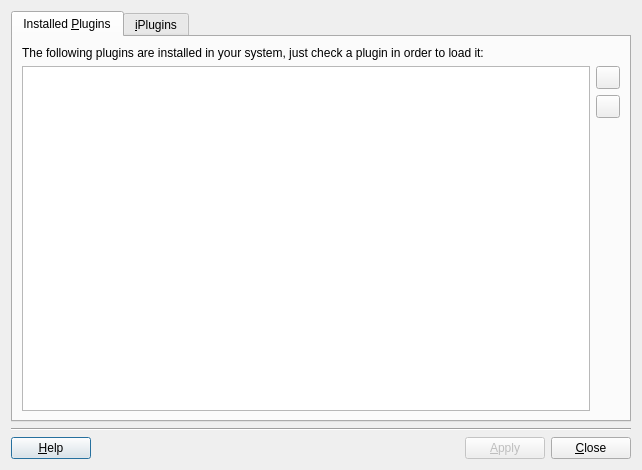
First picture: the form in src/terralib/qt/widgets/plugin/manager/ui/PluginManagerDialogForm.ui, repository claudiobogossian/terralib5, before the edit.
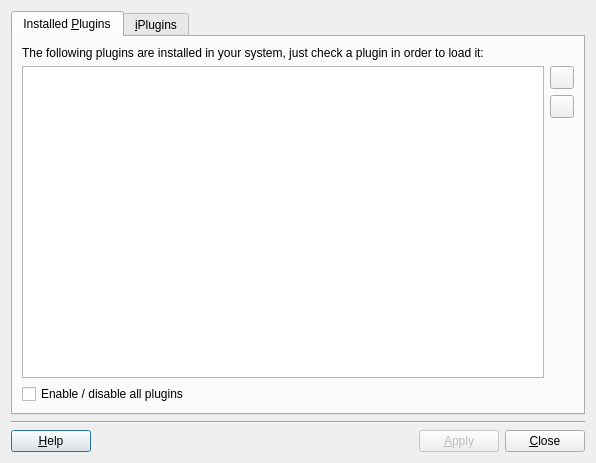
Second picture: the form after the edit.

Commit message: Select/deselect all plugins.

```diff
--- a/src/terralib/qt/widgets/plugin/manager/ui/PluginManagerDialogForm.ui
+++ b/src/terralib/qt/widgets/plugin/manager/ui/PluginManagerDialogForm.ui
@@ -6,8 +6,8 @@
    <rect>
     <x>0</x>
     <y>0</y>
-    <width>642</width>
-    <height>470</height>
+    <width>596</width>
+    <height>463</height>
    </rect>
   </property>
   <property name="windowTitle">
@@ -77,6 +77,8 @@
       </attribute>
       <layout class="QGridLayout" name="gridLayout">
        <item row="0" column="0">
+        <layout class="QVBoxLayout" name="verticalLayout_4">
+         <item>
         <layout class="QVBoxLayout" name="verticalLayout_3">
          <item>
           <widget class="QLabel" name="label">
@@ -153,6 +155,35 @@
          </item>
         </layout>
        </item>
+         <item>
+          <layout class="QHBoxLayout" name="horizontalLayout_3">
+           <item>
+            <widget class="QCheckBox" name="m_enableAll">
+             <property name="text">
+              <string>Enable / disable all plugins</string>
+             </property>
+             <property name="tristate">
+              <bool>true</bool>
+             </property>
+            </widget>
+           </item>
+           <item>
+            <spacer name="horizontalSpacer_2">
+             <property name="orientation">
+              <enum>Qt::Horizontal</enum>
+             </property>
+             <property name="sizeHint" stdset="0">
+              <size>
+               <width>40</width>
+               <height>20</height>
+              </size>
+             </property>
+            </spacer>
+           </item>
+          </layout>
+         </item>
+        </layout>
+       </item>
       </layout>
      </widget>
      <widget class="QWidget" name="tab_3">
```
Left out of the diff: 104 changed lines with no effect on the pictures. Lines whose indentation alone changed are shown as unchanged. The commit also changes 3 other files.
